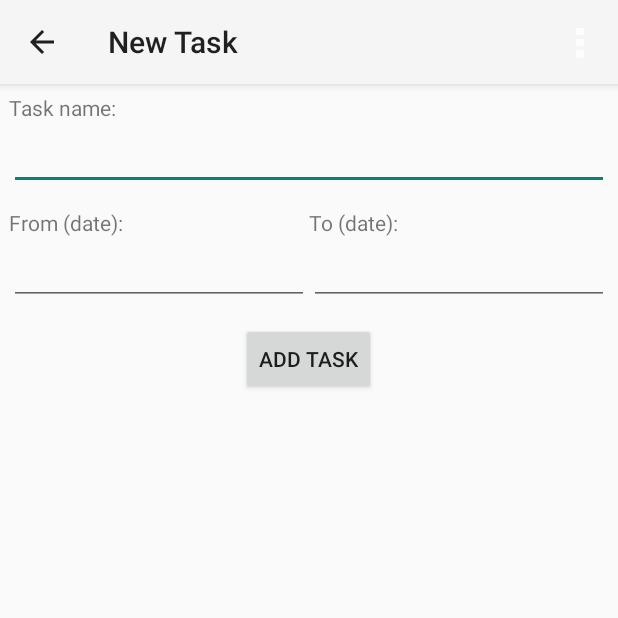
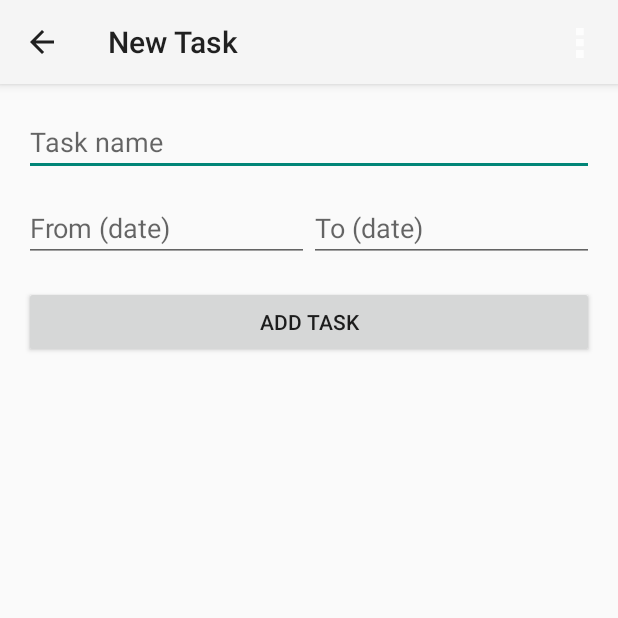
Before and after one commit to antorof/RoomMates, an Android app: the NewTaskActivity screen opened directly, with no data from a screen before it, on a phone screen of 412 x 824 dp, the top half of it. Run offline under Robolectric (Android 15) with nearby library versions, the phone set to English and light mode, and no system bars.

Commit message:
.- Traducción de algunos textos del xml de new_task (falta uno, que no lo he añadido porque creo que lo vamos a quitar) .- Cambio del layout de new_task. .- Añadida funcionalidad de DatePickerDialog para seleccionar fechas para las nuevas tareas.

```diff
--- a/RoomMates/src/main/java/com/roommates/roommates/NewTaskActivity.java
+++ b/RoomMates/src/main/java/com/roommates/roommates/NewTaskActivity.java
@@ -1,6 +1,7 @@
 package com.roommates.roommates;
 
 import java.util.ArrayList;
+import java.util.Calendar;
 
 import org.apache.http.NameValuePair;
 import org.apache.http.message.BasicNameValuePair;
@@ -8,8 +9,7 @@ import org.json.JSONArray;
 import org.json.JSONException;
 import org.json.JSONObject;
 
-import com.roommates.roommates.R;
-
+import android.app.DatePickerDialog;
 import android.app.ProgressDialog;
 import android.os.AsyncTask;
 import android.os.Bundle;
@@ -18,6 +18,7 @@ import android.util.Log;
 import android.view.Menu;
 import android.view.MenuItem;
 import android.view.View;
+import android.widget.DatePicker;
 import android.widget.EditText;
 import android.widget.Toast;
 
@@ -30,6 +31,9 @@ public class NewTaskActivity extends ActionBarActivity {
 //    String URL_connect="http://"+IP_Server+"/addtarea.php";
 	private String URL_connect = "http://"+"roommate.hol.es"+"/aniadir_task_android.php";
 	private Httppostaux post;
+
+    private EditText inputDateFrom;
+    private EditText inputDateTo;
 
 	@Override
 	protected void onCreate(Bundle savedInstanceState) {
@@ -52,6 +56,61 @@ public class NewTaskActivity extends ActionBarActivity {
         }
 
         post = new Httppostaux();
+
+        inputDateFrom = (EditText) findViewById(R.id.editTextFechaInicio);
+        inputDateTo = (EditText) findViewById(R.id.editTextFechaFin);
+
+        final Calendar c = Calendar.getInstance();
+        inputDateFrom.setOnClickListener(
+            new View.OnClickListener() {
+                @Override
+                public void onClick(View view) {
+                    DatePickerDialog dpd = new DatePickerDialog(
+                        NewTaskActivity.this,
+                        new DatePickerDialog.OnDateSetListener() {
+
+                            public void onDateSet(DatePicker view, int year,
+                                                  int monthOfYear, int dayOfMonth) {
+                                inputDateFrom.setText(
+                                        year+"-"+(monthOfYear+1)+"-"+dayOfMonth
+                                );
+//                                Toast.makeText(NewTaskActivity.this,
+//                                        dayOfMonth + "-" + monthOfYear + "-" + year,
+//                                        Toast.LENGTH_LONG).show();
+                            }
+                        },
+                        c.get(Calendar.YEAR),
+                        c.get(Calendar.MONTH),
+                        c.get(Calendar.DAY_OF_MONTH)
+                    );
+                    dpd.show();
+                }
+            });
+        inputDateTo.setOnClickListener(
+                new View.OnClickListener() {
+                    @Override
+                    public void onClick(View view) {
+                        DatePickerDialog dpd = new DatePickerDialog(
+                                NewTaskActivity.this,
+                                new DatePickerDialog.OnDateSetListener() {
+
+                                    public void onDateSet(DatePicker view, int year,
+                                                          int monthOfYear, int dayOfMonth) {
+                                        inputDateTo.setText(
+                                                year + "-" + (monthOfYear + 1) + "-" + dayOfMonth
+                                        );
+//                                Toast.makeText(NewTaskActivity.this,
+//                                        dayOfMonth + "-" + monthOfYear + "-" + year,
+//                                        Toast.LENGTH_LONG).show();
+                                    }
+                                },
+                                c.get(Calendar.YEAR),
+                                c.get(Calendar.MONTH),
+                                c.get(Calendar.DAY_OF_MONTH)
+                        );
+                        dpd.show();
+                    }
+                });
 
 	}
 
--- a/RoomMates/src/main/res/layout/activity_new_task.xml
+++ b/RoomMates/src/main/res/layout/activity_new_task.xml
@@ -5,7 +5,10 @@
         xmlns:android="http://schemas.android.com/apk/res/android"
 		android:layout_width="fill_parent"
 		android:layout_height="fill_parent"
-		android:padding="6dip">
+        android:paddingBottom="@dimen/activity_vertical_margin"
+        android:paddingLeft="@dimen/activity_horizontal_margin"
+        android:paddingRight="@dimen/activity_horizontal_margin"
+        android:paddingTop="@dimen/activity_vertical_margin">
 
 
         <LinearLayout
@@ -13,18 +16,13 @@
             android:layout_height="wrap_content"
             android:orientation="vertical" >
 
-		    <TextView
-		        android:id="@+id/textViewNombreTarea"
-		        android:layout_width="wrap_content"
-		        android:layout_height="wrap_content"
-		        android:text="Task name:" />
-
 		    <EditText
 		        android:id="@+id/editTextNombreTarea"
 		        android:layout_width="match_parent"
 		        android:layout_height="wrap_content"
                 android:inputType="text"
-		        android:ems="10" >
+		        android:ems="10"
+                android:hint="@string/newtask_name_hint">
 
 		        <requestFocus />
 		    </EditText>
@@ -51,51 +49,36 @@
 		        android:layout_marginTop="12dip"
                 android:baselineAligned="false">
 
-		        <LinearLayout
-		            android:layout_width="0dip"
-		            android:layout_weight="1"
-		            android:layout_height="wrap_content"
-		            android:orientation="vertical" >
-				    <TextView
-				        android:id="@+id/textViewFechaInicio"
-				        android:layout_width="wrap_content"
-				        android:layout_height="wrap_content"
-				        android:text="From (date):" />
-				    <EditText
-				        android:id="@+id/editTextFechaInicio"
-				        android:layout_width="match_parent"
-				        android:layout_height="wrap_content"
-				        android:ems="10"
-				        android:inputType="date" />
+                <EditText
+                    android:id="@+id/editTextFechaInicio"
+                    android:layout_width="0dip"
+                    android:layout_weight="1"
+                    android:layout_height="wrap_content"
+                    android:hint="@string/newtask_fromdate_hint"
+                    android:inputType="date"
+                    android:focusable="false" />
 
-				</LinearLayout>
 
-		        <LinearLayout
-		            android:layout_width="0dip"
-		            android:layout_weight="1"
-		            android:layout_height="wrap_content"
-		            android:orientation="vertical" >
-				    <TextView
-				        android:id="@+id/textViewFechaFin"
-				        android:layout_width="wrap_content"
-				        android:layout_height="wrap_content"
-				        android:text="To (date):" />
-				    <EditText
-				        android:id="@+id/editTextFechaFin"
-				        android:layout_width="match_parent"
-				        android:layout_height="wrap_content"
-				        android:ems="10"
-				        android:inputType="date" />
+                <EditText
+                    android:id="@+id/editTextFechaFin"
+                    android:layout_width="0dip"
+                    android:layout_weight="1"
+                    android:layout_height="wrap_content"
+                    android:inputType="date"
+                    android:hint="To (date)"
+                    android:focusable="false" />
 
-				</LinearLayout>
 			</LinearLayout>
-		    <Button
+
+            <Button
 		        android:id="@+id/button1"
-		        android:layout_marginTop="12dip"
-		        android:layout_width="wrap_content"
+		        android:layout_marginTop="@dimen/activity_vertical_margin"
+		        android:layout_width="fill_parent"
 		        android:layout_height="wrap_content"
 		        android:layout_gravity="center"
-		        android:text="Add Task"
-		        android:onClick="add_task_button_onClick"/>
+		        android:text="@string/newtask_button_text"
+		        android:onClick="add_task_button_onClick" />
+
+
         </LinearLayout>
     </ScrollView>
--- a/RoomMates/src/main/res/values/strings.xml
+++ b/RoomMates/src/main/res/values/strings.xml
@@ -71,5 +71,8 @@
     <string name="settings_password_hint">Password</string>
     <string name="settings_usernamesummary_text">Username to access your account</string>
     <string name="settings_passwordsummary_text">Password to access your account</string>
+    <string name="newtask_name_hint">Task name</string>
+    <string name="newtask_fromdate_hint">From (date)</string>
+    <string name="newtask_button_text">Add Task</string>
 
 </resources>
```
Also changed, not shown: 1 other file.
